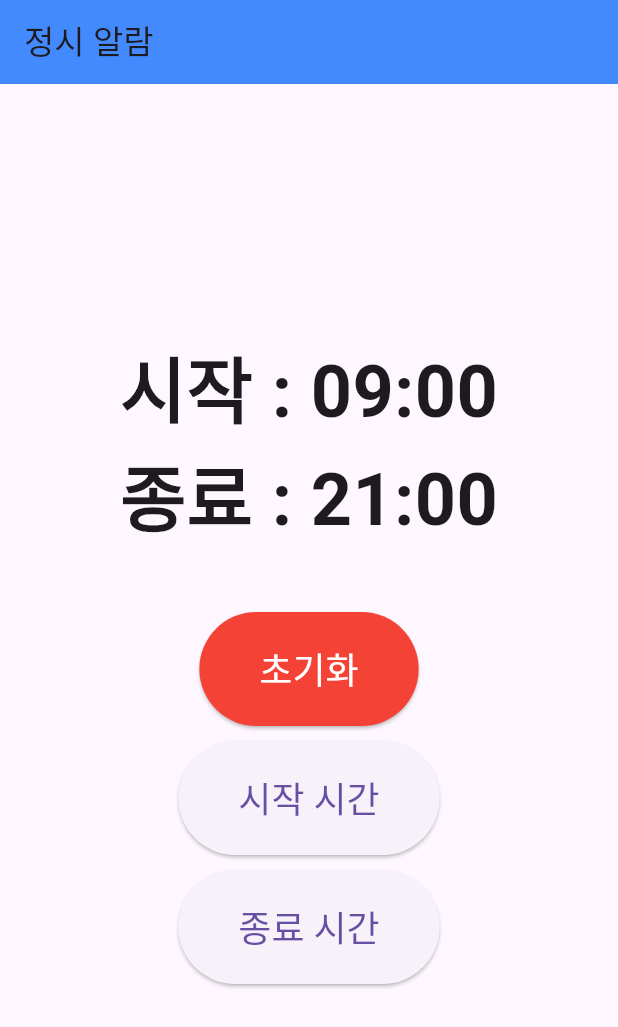
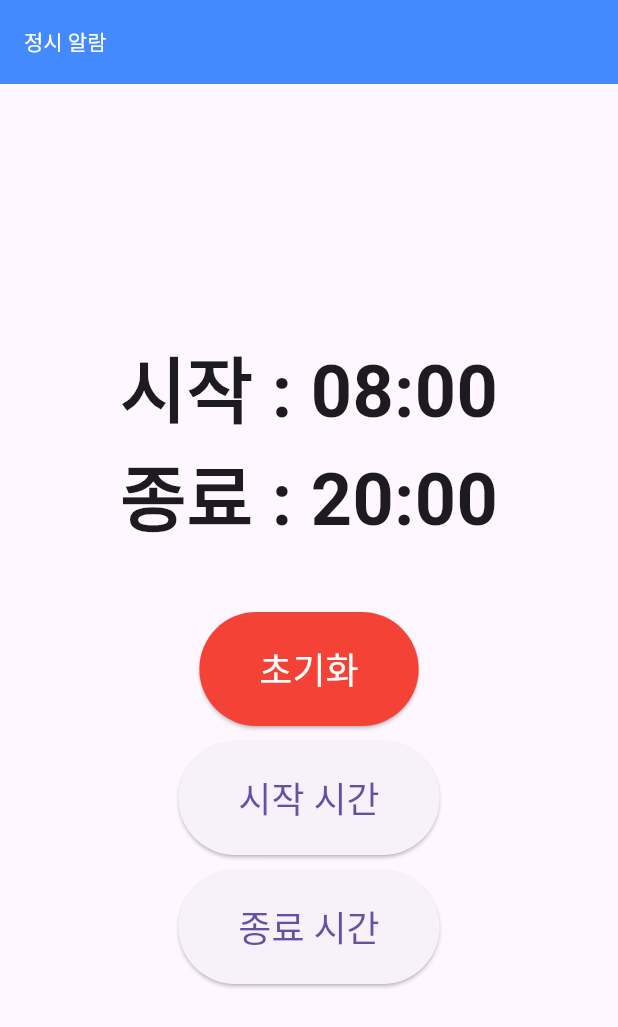
Before and after one commit to vosw1/hourly_voice_alarm, a Flutter app: the screen it shows after launch, after a tap on "초기화", on a phone screen of 412 x 824 dp. Shown: the top 1027 px of the screen. Run offline on Flutter 3.47's test engine with Material 3 defaults, Android fonts, the phone set to English and light mode, and no system bars; our stand-ins replace flutter_local_notifications, flutter_tts, permission_handler, shared_preferences, timezone.

Commit message:
제목 색상 변경

```diff
--- a/lib/main.dart
+++ b/lib/main.dart
@@ -95,6 +95,9 @@ class MyApp extends StatelessWidget {
       debugShowCheckedModeBanner: false,
       theme: ThemeData(
         visualDensity: VisualDensity.adaptivePlatformDensity,
+        appBarTheme: AppBarTheme(
+          titleTextStyle: TextStyle(color: Colors.white), // 타이틀 글자색 흰색으로 설정
+        ),
       ),
       home: const AlarmPage(),
     );
--- a/lib/ui/alarm_page.dart
+++ b/lib/ui/alarm_page.dart
@@ -17,7 +17,7 @@ class _AlarmPageState extends State<AlarmPage> {
   @override
   void initState() {
     super.initState();
-    startHour = 9; // 초기값 설정
+    startHour = 8; // 초기값 설정
     startMinute = 0; // 초기값 설정
     endHour = 20; // 초기값 설정
     endMinute = 0; // 초기값 설정
@@ -28,9 +28,9 @@ class _AlarmPageState extends State<AlarmPage> {
   _loadPreferences() async {
     final prefs = await SharedPreferences.getInstance();
     setState(() {
-      startHour = prefs.getInt('startHour') ?? 9;
+      startHour = prefs.getInt('startHour') ?? 8;
       startMinute = prefs.getInt('startMinute') ?? 0;
-      endHour = prefs.getInt('endHour') ?? 21;
+      endHour = prefs.getInt('endHour') ?? 20;
       endMinute = prefs.getInt('endMinute') ?? 0;
     });
   }
@@ -95,9 +95,9 @@ class _AlarmPageState extends State<AlarmPage> {
                   ElevatedButton(
                     onPressed: () {
                       setState(() {
-                        startHour = 9;  // 예시로 9시로 설정
+                        startHour = 8;  // 예시로 8시로 설정
                         startMinute = 0; // 0분으로 설정
-                        endHour = 21;   // 예시로 21시로 설정
+                        endHour = 20;   // 예시로 20시로 설정
                         endMinute = 0;   // 0분으로 설정
                       });
                       _savePreferences(startHour, startMinute, endHour, endMinute);
```
